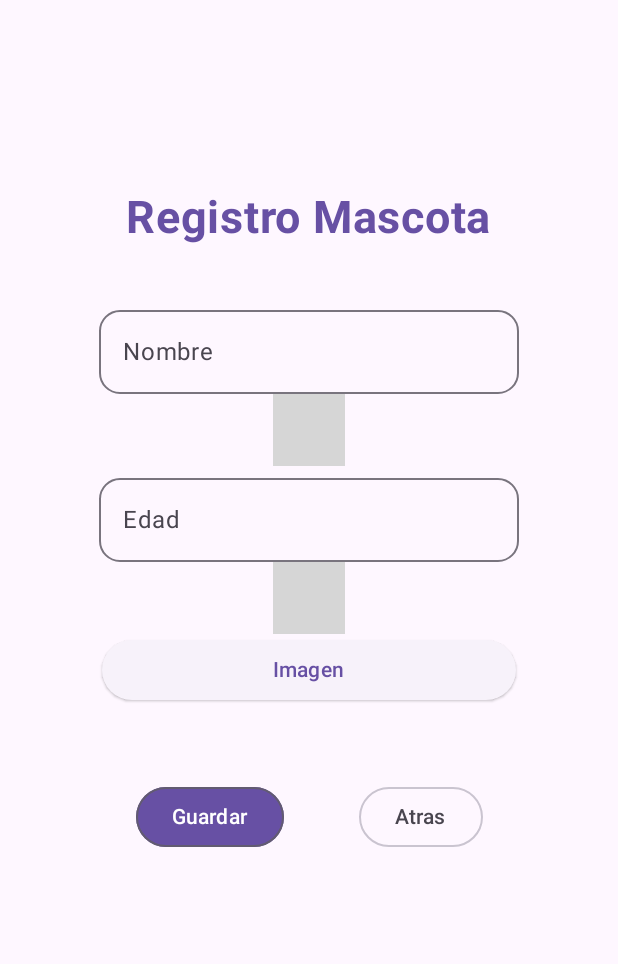
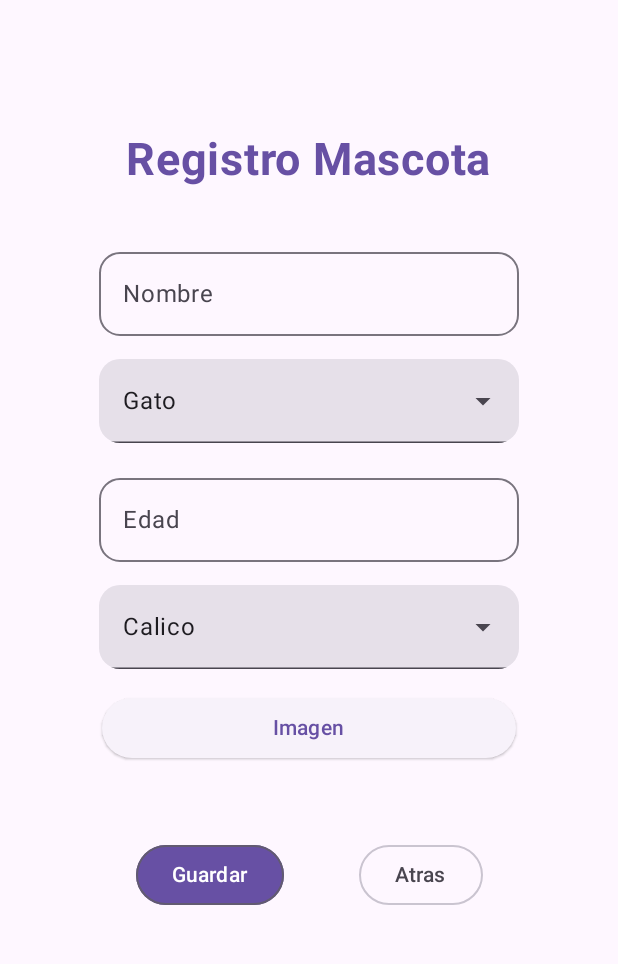
Before and after one commit to PauSanchezzz/PetLog, an Android app built with Jetpack Compose: the AddPetScreen screen opened through its navigation route, on a phone screen of 412 x 824 dp, the part 96-1060 px from its top. Run offline under Robolectric (Android 15) with nearby library versions, the phone set to English and light mode, and no system bars; libraries missing offline, so code that uses them is left out: com.example.prueba; grey boxes are pictures that could not be loaded.

Commit message:
feat: improving app pet spacing and use dropdown component

```diff
--- a/app/src/main/java/com/example/petlog/ui/screens/AddPetScreen.kt
+++ b/app/src/main/java/com/example/petlog/ui/screens/AddPetScreen.kt
@@ -28,13 +28,12 @@ import androidx.compose.ui.text.style.TextAlign
 import androidx.compose.ui.unit.dp
 import androidx.compose.ui.unit.sp
 import androidx.navigation.NavController
-import com.example.petlog.ui.components.PetBreed
+import com.example.petlog.ui.components.AppDropdownMenu
 import com.example.petlog.ui.components.PetTopAppBar
-import com.example.petlog.ui.components.PetType
-import com.example.petlog.ui.navigation.AppScreens
 
 @Composable
 fun AddPetScreen(navController: NavController) {
+    val spacerHeightModifier = Modifier.height(15.dp)
     Scaffold(
         topBar = {
             PetTopAppBar("PetLog")
@@ -58,53 +57,43 @@ fun AddPetScreen(navController: NavController) {
                 textAlign = TextAlign.Left,
                 color = MaterialTheme.colorScheme.primary
             )
-            Spacer(modifier = Modifier.height(35.dp))
-
-            OutlinedTextField(
-                shape = RoundedCornerShape(25),
+            Spacer(Modifier.height(35.dp))
+            OutlinedTextField(shape = RoundedCornerShape(25),
                 value = "",
                 onValueChange = { /*TODO*/ },
-                label = { Text("Nombre") }
-            )
-            PetType()
-
-            OutlinedTextField(
-                shape = RoundedCornerShape(25),
+                label = { Text("Nombre") })
+            Spacer(spacerHeightModifier)
+            AppDropdownMenu(listOf("Gato", "Perro"))
+            Spacer(spacerHeightModifier)
+            OutlinedTextField(shape = RoundedCornerShape(25),
                 value = "",
                 onValueChange = { /*TODO*/ },
-                label = { Text("Edad") }
-            )
-            PetBreed()
-            ElevatedButton(
-                onClick = { /*TODO*/ }) {
+                label = { Text("Edad") })
+            Spacer(spacerHeightModifier)
+            AppDropdownMenu(listOf("Calico", "Tuxedo", "bulldog", "pitbull"))
+            Spacer(spacerHeightModifier)
+            ElevatedButton(onClick = { /*TODO*/ }) {
                 Text(
-                    text = "Imagen", modifier = Modifier
-                        .padding(horizontal = 90.dp)
+                    text = "Imagen", modifier = Modifier.padding(horizontal = 90.dp)
                 )
             }
             Spacer(modifier = Modifier.height(50.dp))
-
             Row(
-                modifier = Modifier
-                    .padding(bottom = 80.dp),
+                modifier = Modifier.padding(bottom = 80.dp),
                 verticalAlignment = Alignment.Bottom,
                 horizontalArrangement = Arrangement.Center
             ) {
-
                 OutlinedButton(
                     border = BorderStroke(
-                        width = 1.dp,
-                        color = MaterialTheme.colorScheme.secondary
+                        width = 1.dp, color = MaterialTheme.colorScheme.secondary
                     ),
                     onClick = { /*TODO*/ },
                     colors = ButtonDefaults.buttonColors(containerColor = MaterialTheme.colorScheme.primary)
                 ) {
                     Text(text = "Guardar", color = MaterialTheme.colorScheme.onPrimary)
                 }
-
-                Spacer(modifier = Modifier.width(50.dp))
-
-                OutlinedButton(onClick = {navController.navigate(AppScreens.HomeScreen.route) }) {
+                Spacer(Modifier.width(50.dp))
+                OutlinedButton(onClick = { navController.popBackStack() }) {
                     Text("Atras")
                 }
 
```
